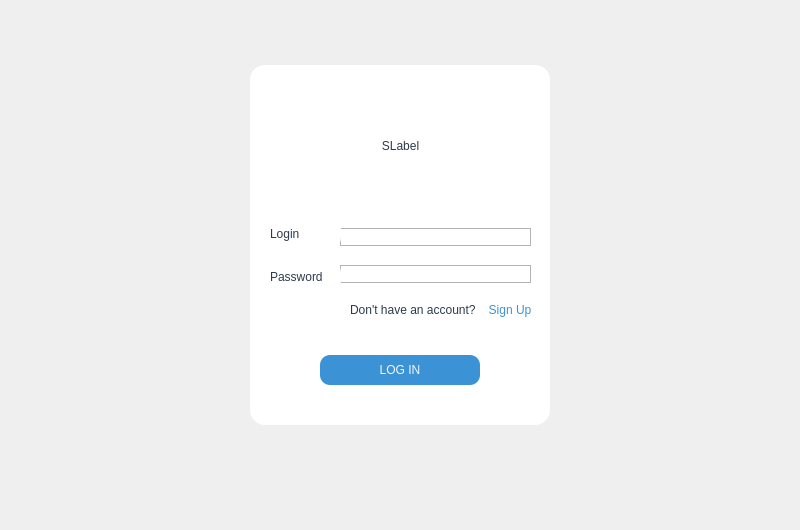
This is uis/login_window.ui in pavdmit/sl as Qt 5 draws it before an edit. The edited form follows.
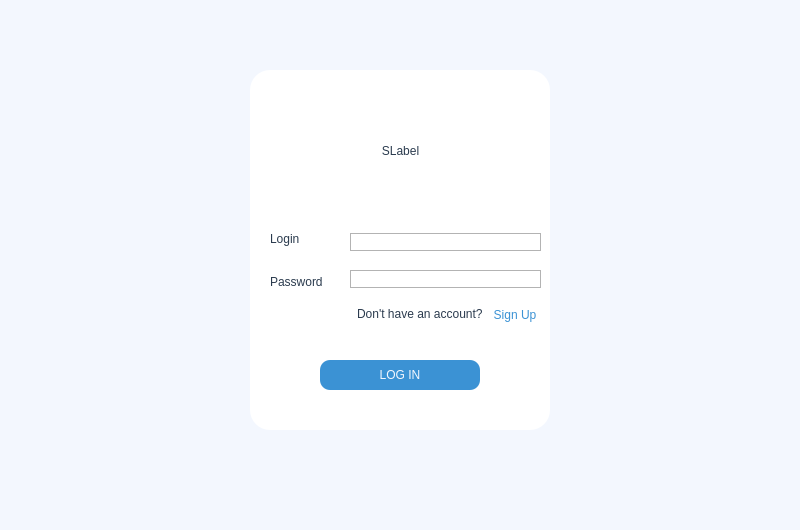
This is the edited form.

Commit message: Added:Profile editor,invite member action,text label functional; Fixed:Table appearance bug, empty table bug, appearance bugs

The edit to the form file:
```diff
--- a/uis/login_window.ui
+++ b/uis/login_window.ui
@@ -41,20 +41,37 @@
     <string/>
    </property>
   </widget>
+  <widget class="QFrame" name="frame_2">
+   <property name="geometry">
+    <rect>
+     <x>0</x>
+     <y>0</y>
+     <width>800</width>
+     <height>530</height>
+    </rect>
+   </property>
+   <property name="styleSheet">
+    <string notr="true">background-color: rgb(243,247,254)</string>
+   </property>
+   <property name="frameShape">
+    <enum>QFrame::NoFrame</enum>
+   </property>
+   <property name="frameShadow">
+    <enum>QFrame::Raised</enum>
+   </property>
   <widget class="QFrame" name="frame">
    <property name="geometry">
     <rect>
      <x>250</x>
-     <y>65</y>
+      <y>70</y>
      <width>300</width>
      <height>360</height>
     </rect>
    </property>
    <property name="styleSheet">
-    <string notr="true">QFrame {
-background-color: rgb(255, 255, 255);
-border-radius:15px
-}</string>
+     <string notr="true">background-color: rgb(255, 255, 255);
+border-radius:20px
+</string>
    </property>
    <property name="frameShape">
     <enum>QFrame::NoFrame</enum>
@@ -65,7 +82,7 @@
    <widget class="QWidget" name="verticalLayoutWidget">
     <property name="geometry">
      <rect>
-      <x>90</x>
+       <x>100</x>
       <y>150</y>
       <width>191</width>
       <height>81</height>
@@ -78,7 +95,6 @@
         <string notr="true">QLineEdit {
 	border: 1px solid rgb(179, 179, 179);
 	border-radius:10px;
-	font: 13pt &quot;Andale Mono&quot;;
 	color:rgb(43,59,78);
 }</string>
        </property>
@@ -90,7 +106,6 @@
         <string notr="true">QLineEdit {
 	border: 1px solid rgb(179, 179, 179);
 	border-radius:10px;
-	font: 13pt &quot;Andale Mono&quot;;
 	color:rgb(43,59,78);
 }
 </string>
@@ -163,8 +178,8 @@
    <widget class="QLabel" name="label_4">
     <property name="geometry">
      <rect>
-      <x>100</x>
-      <y>237</y>
+       <x>107</x>
+       <y>236</y>
       <width>131</width>
       <height>16</height>
      </rect>
@@ -180,7 +195,7 @@
    <widget class="QPushButton" name="signup_btn">
     <property name="geometry">
      <rect>
-      <x>235</x>
+       <x>240</x>
       <y>230</y>
       <width>50</width>
       <height>30</height>
@@ -219,6 +234,7 @@
     <property name="alignment">
      <set>Qt::AlignCenter</set>
     </property>
+    </widget>
    </widget>
   </widget>
  </widget>
```
Lines whose indentation alone changed are shown as unchanged. The commit also changes 7 other files.
